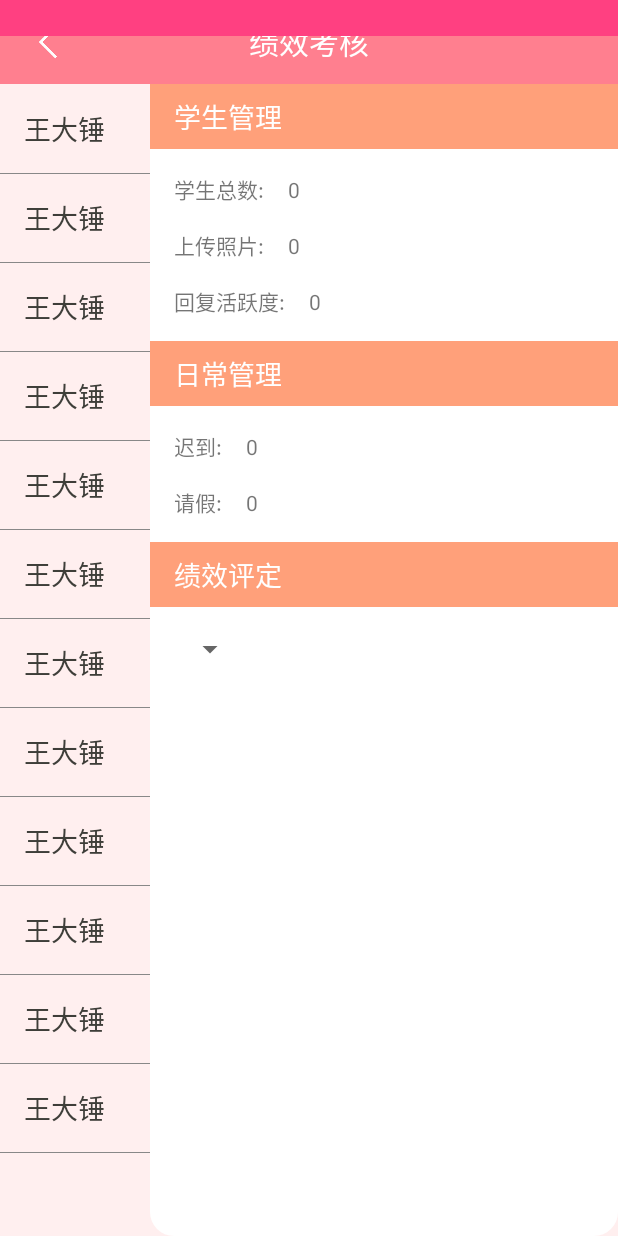
After one commit to BearKidDiary/BearKidDiary_Enterprise, an Android app: the GradeTeacherActivity screen opened directly, with no data from a screen before it, on a phone screen of 412 x 824 dp. The commit adds this screen. Run offline under Robolectric (Android 15) with nearby library versions, the light colour scheme and no system bars.

Commit message:
侧滑菜单增加文字

```diff
--- a/app/src/main/AndroidManifest.xml
+++ b/app/src/main/AndroidManifest.xml
@@ -38,6 +38,7 @@
         <activity
             android:name=".ui.activity.TagEditActivity"
             android:windowSoftInputMode="stateHidden|adjustNothing" />
+        <activity android:name=".ui.activity.GradeTeacherActivity"></activity>
     </application>
 
 </manifest>
--- /dev/null
+++ b/app/src/main/java/com/bearkiddiary/enterprise/ui/activity/GradeTeacherActivity.java
@@ -0,0 +1,81 @@
+package com.bearkiddiary.enterprise.ui.activity;
+
+import android.content.Context;
+import android.content.Intent;
+import android.os.Bundle;
+import android.support.v7.widget.DefaultItemAnimator;
+import android.support.v7.widget.LinearLayoutManager;
+import android.support.v7.widget.RecyclerView;
+import android.view.LayoutInflater;
+import android.view.View;
+import android.view.ViewGroup;
+import android.widget.ImageView;
+import android.widget.TextView;
+
+import com.bearkiddiary.enterprise.R;
+import com.bearkiddiary.enterprise.ui.view.Divider;
+
+public class GradeTeacherActivity extends BaseActivity {
+
+    private TextView tv_late, tv_leave, tv_communicate, tv_upload, tv_students;
+    private RecyclerView rv_teacher;
+    private ImageView iv_back;
+    private GradeTeacherAdapter mAdapter;
+
+    @Override
+    protected void onCreate(Bundle savedInstanceState) {
+        super.onCreate(savedInstanceState);
+        setContentView(R.layout.activity_grade_teacher);
+
+        initView();
+    }
+
+    private void initView() {
+        rv_teacher = (RecyclerView) findViewById(R.id.rv_grade_teacher);
+        tv_leave = (TextView) findViewById(R.id.tv_grade_leave);
+        tv_late = (TextView) findViewById(R.id.tv_grade_late);
+        tv_communicate = (TextView) findViewById(R.id.tv_grade_communicate);
+        tv_upload = (TextView) findViewById(R.id.tv_grade_upload);
+        tv_students = (TextView) findViewById(R.id.tv_grade_students);
+        iv_back = (ImageView) findViewById(R.id.iv_back);
+
+        //点击标题栏返回键
+        iv_back.setOnClickListener(v -> finish());
+
+        //教师列表
+        rv_teacher.setAdapter(mAdapter = new GradeTeacherAdapter());
+        rv_teacher.setLayoutManager(new LinearLayoutManager(getContext()));
+        rv_teacher.addItemDecoration(new Divider(getContext()));
+        rv_teacher.setItemAnimator(new DefaultItemAnimator());
+    }
+
+    public static void startActivity(Context context) {
+        context.startActivity(new Intent(context, GradeTeacherActivity.class));
+    }
+
+    class GradeTeacherAdapter extends RecyclerView.Adapter<GradeTeacherAdapter.TeacherViewHolder> {
+        @Override
+        public TeacherViewHolder onCreateViewHolder(ViewGroup parent, int viewType) {
+            View view = LayoutInflater.from(getContext()).inflate(R.layout.item_grade_teacher, parent, false);
+            return new TeacherViewHolder(view);
+        }
+
+        @Override
+        public void onBindViewHolder(TeacherViewHolder holder, int position) {
+        }
+
+        @Override
+        public int getItemCount() {
+            return 12;
+        }
+
+        class TeacherViewHolder extends RecyclerView.ViewHolder {
+            TextView tv_name;
+
+            public TeacherViewHolder(View v) {
+                super(v);
+                tv_name = (TextView) v.findViewById(R.id.tv_grade_teacher_name);
+            }
+        }
+    }
+}
--- a/app/src/main/java/com/bearkiddiary/enterprise/ui/activity/StaffActivity.java
+++ b/app/src/main/java/com/bearkiddiary/enterprise/ui/activity/StaffActivity.java
@@ -63,6 +63,7 @@ public class StaffActivity extends BaseActivity {
                 case R.id.btn_staff_add://添加员工
                     break;
                 case R.id.btn_staff_grade://等级评价
+                    GradeTeacherActivity.startActivity(getContext());
                     break;
                 case R.id.btn_staff_tag://分组管理
                     TagActivity.startActivity(getContext());
--- /dev/null
+++ b/app/src/main/res/layout/activity_grade_teacher.xml
@@ -0,0 +1,200 @@
+<?xml version="1.0" encoding="utf-8"?>
+<LinearLayout xmlns:android="http://schemas.android.com/apk/res/android"
+    xmlns:tools="http://schemas.android.com/tools"
+    android:layout_width="match_parent"
+    android:layout_height="match_parent"
+    android:background="@color/bg_light"
+    android:fitsSystemWindows="true"
+    android:orientation="vertical"
+    tools:context=".ui.activity.GradeTeacherActivity">
+
+    <RelativeLayout
+        android:layout_width="match_parent"
+        android:layout_height="56dp"
+        android:background="@color/colorPrimary">
+
+        <ImageView
+            android:id="@+id/iv_back"
+            android:layout_width="32dp"
+            android:layout_height="40dp"
+            android:layout_centerVertical="true"
+            android:layout_marginLeft="16dp"
+            android:clickable="true"
+            android:paddingLeft="4dp"
+            android:paddingRight="4dp"
+            android:src="@drawable/selector_title_back" />
+
+
+        <TextView
+            android:layout_width="wrap_content"
+            android:layout_height="wrap_content"
+            android:layout_centerInParent="true"
+            android:text="绩效考核"
+            android:textColor="@color/txt_title"
+            android:textSize="20sp" />
+    </RelativeLayout>
+
+    <LinearLayout
+        android:layout_width="match_parent"
+        android:layout_height="match_parent">
+
+        <android.support.v7.widget.RecyclerView
+            android:id="@+id/rv_grade_teacher"
+            android:layout_width="100dp"
+            android:layout_height="match_parent" />
+
+        <LinearLayout
+            android:layout_width="match_parent"
+            android:layout_height="match_parent"
+            android:background="@drawable/shape_rectangle"
+            android:orientation="vertical">
+
+            <TextView
+                android:layout_width="match_parent"
+                android:layout_height="wrap_content"
+                android:background="@color/colorAccent"
+                android:paddingBottom="8dp"
+                android:paddingLeft="16dp"
+                android:paddingTop="8dp"
+                android:text="学生管理"
+                android:textColor="@color/text_white"
+                android:textSize="18sp" />
+
+            <LinearLayout
+                android:layout_width="match_parent"
+                android:layout_height="wrap_content"
+                android:layout_marginTop="16dp">
+
+                <TextView
+                    android:layout_width="wrap_content"
+                    android:layout_height="wrap_content"
+                    android:layout_marginLeft="16dp"
+                    android:text="学生总数:"
+                    android:textSize="14sp" />
+
+                <TextView
+                    android:id="@+id/tv_grade_students"
+                    android:layout_width="wrap_content"
+                    android:layout_height="wrap_content"
+                    android:layout_marginLeft="16dp"
+                    android:text="0"
+                    android:textSize="14sp" />
+            </LinearLayout>
+
+            <LinearLayout
+                android:layout_width="match_parent"
+                android:layout_height="wrap_content"
+                android:layout_marginTop="16dp">
+
+                <TextView
+                    android:layout_width="wrap_content"
+                    android:layout_height="wrap_content"
+                    android:layout_marginLeft="16dp"
+                    android:text="上传照片:"
+                    android:textSize="14sp" />
+
+                <TextView
+                    android:id="@+id/tv_grade_upload"
+                    android:layout_width="wrap_content"
+                    android:layout_height="wrap_content"
+                    android:layout_marginLeft="16dp"
+                    android:text="0"
+                    android:textSize="14sp" />
+            </LinearLayout>
+
+            <LinearLayout
+                android:layout_width="match_parent"
+                android:layout_height="wrap_content"
+                android:layout_marginTop="16dp">
+
+                <TextView
+                    android:layout_width="wrap_content"
+                    android:layout_height="wrap_content"
+                    android:layout_marginLeft="16dp"
+                    android:text="回复活跃度:"
+                    android:textSize="14sp" />
+
+                <TextView
+                    android:id="@+id/tv_grade_communicate"
+                    android:layout_width="wrap_content"
+                    android:layout_height="wrap_content"
+                    android:layout_marginLeft="16dp"
+                    android:text="0"
+                    android:textSize="14sp" />
+            </LinearLayout>
+
+            <TextView
+                android:layout_width="match_parent"
+                android:layout_height="wrap_content"
+                android:layout_marginTop="16dp"
+                android:background="@color/colorAccent"
+                android:paddingBottom="8dp"
+                android:paddingLeft="16dp"
+                android:paddingTop="8dp"
+                android:text="日常管理"
+                android:textColor="@color/text_white"
+                android:textSize="18sp" />
+
+            <LinearLayout
+                android:layout_width="match_parent"
+                android:layout_height="wrap_content"
+                android:layout_marginTop="16dp">
+
+                <TextView
+                    android:layout_width="wrap_content"
+                    android:layout_height="wrap_content"
+                    android:layout_marginLeft="16dp"
+                    android:text="迟到:"
+                    android:textSize="14sp" />
+
+                <TextView
+                    android:id="@+id/tv_grade_late"
+                    android:layout_width="wrap_content"
+                    android:layout_height="wrap_content"
+                    android:layout_marginLeft="16dp"
+                    android:text="0"
+                    android:textSize="14sp" />
+            </LinearLayout>
+
+            <LinearLayout
+                android:layout_width="match_parent"
+                android:layout_height="wrap_content"
+                android:layout_marginTop="16dp">
+
+                <TextView
+                    android:layout_width="wrap_content"
+                    android:layout_height="wrap_content"
+                    android:layout_marginLeft="16dp"
+                    android:text="请假:"
+                    android:textSize="14sp" />
+
+                <TextView
+                    android:id="@+id/tv_grade_leave"
+                    android:layout_width="wrap_content"
+                    android:layout_height="wrap_content"
+                    android:layout_marginLeft="16dp"
+                    android:text="0"
+                    android:textSize="14sp" />
+            </LinearLayout>
+
+            <TextView
+                android:layout_width="match_parent"
+                android:layout_height="wrap_content"
+                android:layout_marginTop="16dp"
+                android:background="@color/colorAccent"
+                android:paddingBottom="8dp"
+                android:paddingLeft="16dp"
+                android:paddingTop="8dp"
+                android:text="绩效评定"
+                android:textColor="@color/text_white"
+                android:textSize="18sp" />
+
+            <android.support.v7.widget.AppCompatSpinner
+                android:id="@+id/spinner_grade"
+                android:layout_width="wrap_content"
+                android:layout_height="wrap_content"
+                android:layout_margin="16dp"
+                android:spinnerMode="dropdown" />
+        </LinearLayout>
+    </LinearLayout>
+</LinearLayout>
--- /dev/null
+++ b/app/src/main/res/layout/item_grade_teacher.xml
@@ -0,0 +1,14 @@
+<?xml version="1.0" encoding="utf-8"?>
+<LinearLayout xmlns:android="http://schemas.android.com/apk/res/android"
+    android:layout_width="wrap_content"
+    android:layout_height="wrap_content">
+
+    <TextView
+        android:id="@+id/tv_grade_teacher_name"
+        android:layout_width="wrap_content"
+        android:layout_height="wrap_content"
+        android:layout_margin="16dp"
+        android:text="王大锤"
+        android:textColor="@color/text_black"
+        android:textSize="18sp" />
+</LinearLayout>
```
Also changed, not shown: app/src/main/java/com/bearkiddiary/enterprise/ui/fragment/OrganizationFragment.java (+12 -5 lines), app/src/main/java/com/bearkiddiary/enterprise/ui/view/SideMenu.java (+9 -1 lines), app/src/main/res/layout/fragment_organization.xml (+10 -3 lines), app/src/main/res/layout/item_course_side_menu.xml (+65 -9 lines), app/src/main/res/layout/item_organization_manager_admin.xml (renamed from app/src/main/res/layout/item_organization_manager.xml, +44 -16 lines), app/src/main/res/layout/item_organization_manager_teacher.xml (added, +188 -0 lines), app/src/main/res/layout/item_staff_side_menu.xml (+46 -3 lines), app/src/main/res/drawable/delete.png (added), app/src/main/res/drawable/manager_contact.png (added), app/src/main/res/drawable/tag_add.png (added), app/src/main/res/drawable/tag_delete.png (added).
